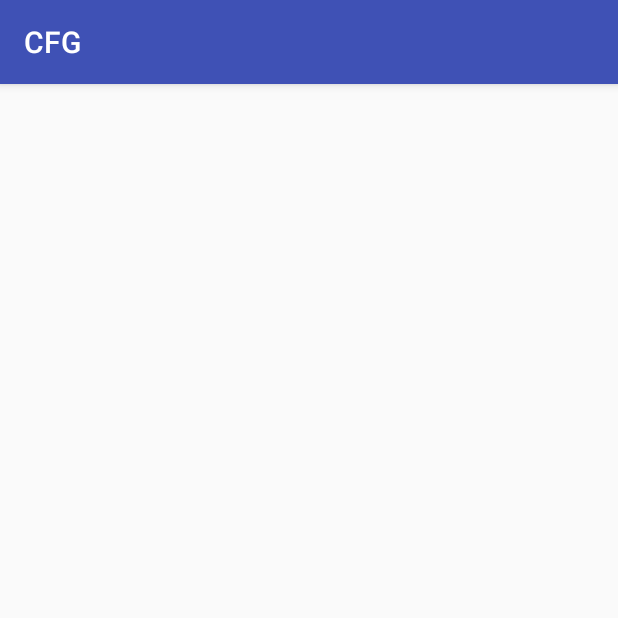
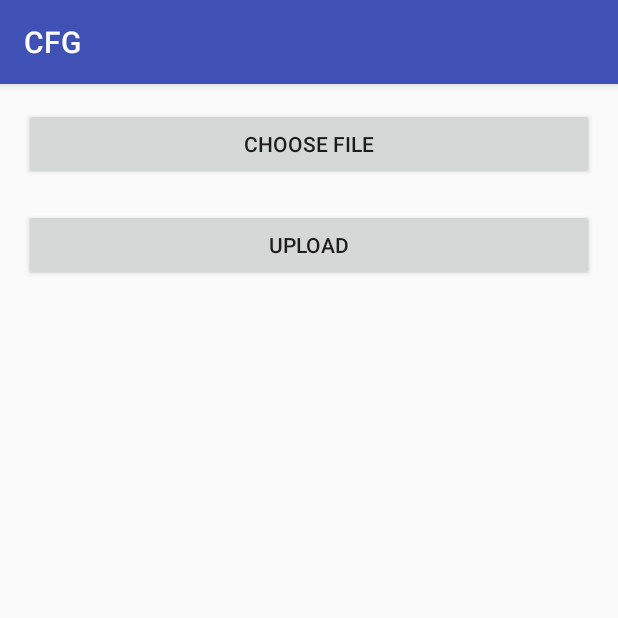
Before and after one commit to Mumbai2017/team-4, an Android app: the UploadActivity screen opened directly, with no data from a screen before it, on a phone screen of 412 x 824 dp, the top half of it. Run offline under Robolectric (Android 15) with nearby library versions, the phone set to English and light mode, and no system bars.

Commit message:
VideoUpload

```diff
--- a/CFG/app/src/main/java/com/example/darsh_shah/cfg/MainActivity.java
+++ b/CFG/app/src/main/java/com/example/darsh_shah/cfg/MainActivity.java
@@ -100,7 +100,7 @@ public class MainActivity extends AppCompatActivity {
             phone_number=phone_number.trim();
             password=password.trim();
             try{
-            String link = "http://nahushrai.esy.es/dbit_get_hosp.php?phone_numbner="+phone_number+"&password="+password;
+            String link = "localhost/loginCFG.php?phone_number="+phone_number+"&password="+password;
 
             URL url = new URL(link);
             HttpClient client = new DefaultHttpClient();
--- a/CFG/app/src/main/res/layout/activity_upload.xml
+++ b/CFG/app/src/main/res/layout/activity_upload.xml
@@ -5,5 +5,36 @@
     android:layout_width="match_parent"
     android:layout_height="match_parent"
     tools:context="com.example.darsh_shah.cfg.UploadActivity">
+    <LinearLayout
+        android:orientation="vertical"
+        android:layout_width="match_parent"
+        android:layout_height="match_parent"
+        android:paddingBottom="@dimen/activity_vertical_margin"
+        android:paddingLeft="@dimen/activity_horizontal_margin"
+        android:paddingRight="@dimen/activity_horizontal_margin"
+        android:paddingTop="@dimen/activity_vertical_margin"
+        >
+        <Button
+            android:layout_width="match_parent"
+            android:layout_height="wrap_content"
+            android:text="Choose File"
+            android:id="@+id/buttonChoose" />
 
+        <TextView
+            android:id="@+id/textView"
+            android:layout_width="match_parent"
+            android:layout_height="wrap_content" />
+
+        <Button
+            android:layout_width="match_parent"
+            android:layout_height="wrap_content"
+            android:text="Upload"
+            android:id="@+id/buttonUpload" />
+
+        <TextView
+            android:id="@+id/textViewResponse"
+            android:layout_width="match_parent"
+            android:layout_height="wrap_content" />
+
+    </LinearLayout>
 </android.support.constraint.ConstraintLayout>
```
Also changed, not shown: CFG/app/src/main/AndroidManifest.xml (+5 -5 lines), CFG/app/src/main/java/com/example/darsh_shah/cfg/Upload.java (added, +106 -0 lines), CFG/app/src/main/java/com/example/darsh_shah/cfg/UploadActivity.java (+106 -0 lines).
